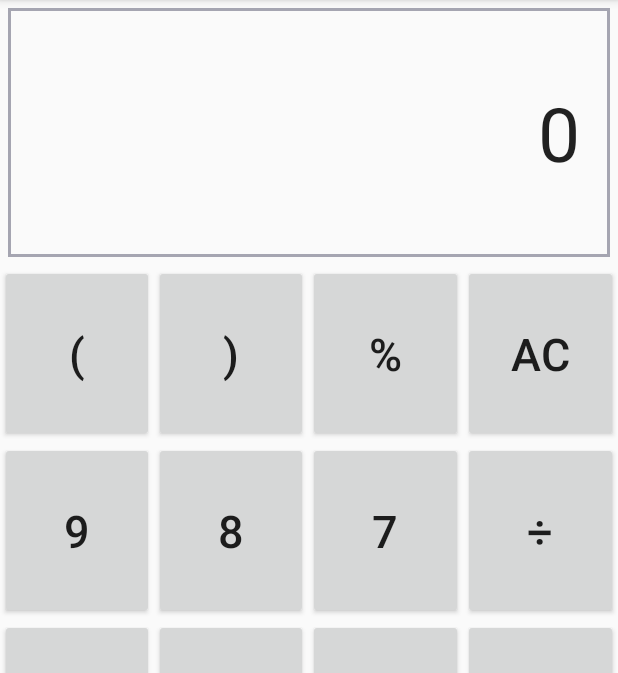
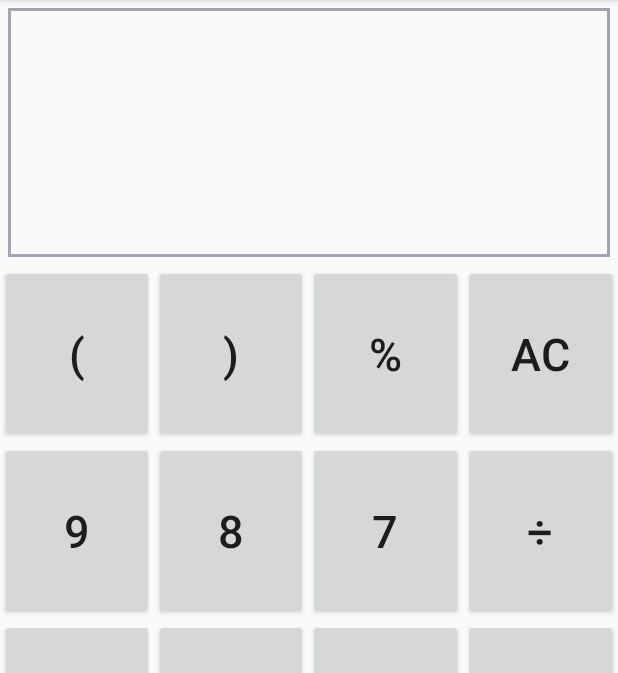
Before and after one commit to EndersonSalas/Tarea, an Android app: the screen it shows after launch (MainActivity), after a tap on an icon or button, on a phone screen of 412 x 824 dp, the part 84-757 px from its top. Run offline under Robolectric (Android 15) with nearby library versions, the phone set to English and light mode, and no system bars.

```diff
--- a/app/src/main/java/com/example/calculator/MainActivity.java
+++ b/app/src/main/java/com/example/calculator/MainActivity.java
@@ -4,6 +4,7 @@ import android.content.ComponentName;
 import android.content.Intent;
 import android.support.v7.app.AppCompatActivity;
 import android.os.Bundle;
+import android.view.KeyEvent;
 import android.view.View;
 import android.widget.Button;
 import android.widget.EditText;
@@ -16,6 +17,7 @@ public class MainActivity extends AppCompatActivity implements View.OnClickListe
     protected void onCreate(Bundle savedInstanceState) {
         super.onCreate(savedInstanceState);
         setContentView(R.layout.activity_main);
+        final EditText EDIT_TEXT = (EditText) findViewById(R.id.editText_Operation);
         Button btnOne = (Button) findViewById(R.id.button_one);
         Button btnTwo = (Button) findViewById(R.id.button_two);
         Button btnThree = (Button) findViewById(R.id.button_three);
@@ -58,10 +60,30 @@ public class MainActivity extends AppCompatActivity implements View.OnClickListe
         btnEquals.setOnClickListener(this);
         btnPorcent.setOnClickListener(this);
         btnDot.setOnClickListener(this);
+
+        EDIT_TEXT.setOnKeyListener(new View.OnKeyListener() {
+            public boolean onKey(View v, int keyCode, KeyEvent event) {
+                Intent intent = new Intent();
+                if ((event.getAction() == KeyEvent.ACTION_DOWN) &&
+                        (keyCode == KeyEvent.KEYCODE_ENTER)) {
+                    String message = "El resultado de la operación aritmetica " + EDIT_TEXT.getText() + " es: \n\n";
+                    String result = calculateOperation();
+                    intent.setClass(getApplicationContext(), ResultActivity.class);
+
+                    if (!result.isEmpty()) {
+                        message += result;
+                        intent.putExtra("RESULT_OPERATION", message);
+                        startActivity(intent);
+                    }
+                    return true;
+                }
+                return false;
+            }
+        });
     }
 
     private void writeOperation(String value) {
-        final EditText mEditText = (EditText) findViewById(R.id.editText_Operation);
+        EditText mEditText = (EditText) findViewById(R.id.editText_Operation);
         String operation = mEditText.getText().toString();
         operation += value;
         mEditText.setText(operation);
@@ -69,15 +91,15 @@ public class MainActivity extends AppCompatActivity implements View.OnClickListe
     }
 
     private String calculateOperation() {
-        final EditText mEditText = (EditText) findViewById(R.id.editText_Operation);
+        EditText mEditText = (EditText) findViewById(R.id.editText_Operation);
         String operation = mEditText.getText().toString();
         Double result = 0.0;
         String firstNumber = "";
         String secondNumber = "";
         String operador = "";
-        Boolean error=false;
-        int contOperatorTogether=0;
-        try{
+        Boolean error = false;
+        int contOperatorTogether = 0;
+        try {
             for (int i = 0; i < operation.length(); i++) {
                 if (i == 0) {
                     if (isNumber(operation.charAt(0) + "")) {
@@ -87,14 +109,15 @@ public class MainActivity extends AppCompatActivity implements View.OnClickListe
                             firstNumber += operation.charAt(0);
                         } else {
                             Toast.makeText(getApplicationContext(), "El primer caracter no es correcto", Toast.LENGTH_LONG).show();
-                        error=true;
+                            error = true;
                             break;
                         }
                     }
                 } else {
                     if ((!isNumber(operation.charAt(0) + "")) && !isNumber(operation.charAt(1) + "")) {
-                    Toast.makeText(getApplicationContext(), "No se permiten dos operadores al inicio de la operación", Toast.LENGTH_LONG).show();                        error=true;
-                    error=true;
+                        Toast.makeText(getApplicationContext(), "No se permiten dos operadores al inicio de la operación", Toast.LENGTH_LONG).show();
+                        error = true;
+                        error = true;
                         break;
                     }
                     if (operador.isEmpty()) {
@@ -107,7 +130,7 @@ public class MainActivity extends AppCompatActivity implements View.OnClickListe
                                     firstNumber += operation.charAt(i);
                                 else {
                                     Toast.makeText(getApplicationContext(), "El primer número debe poseer solo un punto para los decimales", Toast.LENGTH_LONG).show();
-                                error=true;
+                                    error = true;
                                     break;
                                 }
                             } else {
@@ -124,16 +147,16 @@ public class MainActivity extends AppCompatActivity implements View.OnClickListe
                                     secondNumber += operation.charAt(i);
                                 else {
                                     Toast.makeText(getApplicationContext(), "El segundo número debe poseer solo un punto para los decimales", Toast.LENGTH_LONG).show();
-                                error=true;
+                                    error = true;
                                     break;
                                 }
-                        }else{
+                            } else {
                                 contOperatorTogether++;
-                            if((!isNumber(operation.charAt(i-1)+"")&&!isNumber(operation.charAt(i)+""))&&(operation.charAt(i)=='-' )){
+                                if ((!isNumber(operation.charAt(i - 1) + "") && !isNumber(operation.charAt(i) + "")) && (operation.charAt(i) == '-')) {
                                     secondNumber += operation.charAt(i);
-                            }else{
+                                } else {
                                     Toast.makeText(getApplicationContext(), "La operación aritmetica es mal digitada", Toast.LENGTH_LONG).show();
-                                error=true;
+                                    error = true;
                                     break;
                                 }
                             }
@@ -142,40 +165,40 @@ public class MainActivity extends AppCompatActivity implements View.OnClickListe
                     }
                 }
             }
-        if(contOperatorTogether>1) {
+            if (contOperatorTogether > 1) {
                 Toast.makeText(getApplicationContext(), "La operación aritmetica es mal digitada", Toast.LENGTH_LONG).show();
-            error=true;
+                error = true;
             }
-        if(!error) {
+            if (!error) {
                 result = resultOperation(Double.parseDouble(firstNumber), Double.parseDouble(secondNumber), operador);
                 return result.toString();
-        }else{
+            } else {
                 return "";
             }
-        }catch (ArithmeticException ex){
+        } catch (ArithmeticException ex) {
             Toast.makeText(getApplicationContext(), "ERROR Aritmético, revisar operación", Toast.LENGTH_LONG).show();
             return "";
         }
     }
 
-    private double resultOperation(Double firstNumber, Double secondNumber, String operator){
-        double result=0;
+    private double resultOperation(Double firstNumber, Double secondNumber, String operator) {
+        double result = 0;
 
         switch (operator) {
             case "+":
-                result=firstNumber+secondNumber;
+                result = firstNumber + secondNumber;
                 break;
             case "-":
-                result=firstNumber-secondNumber;
+                result = firstNumber - secondNumber;
                 break;
             case "*":
-                result=firstNumber*secondNumber;
+                result = firstNumber * secondNumber;
                 break;
             case "/":
-                 if(secondNumber==0){
+                if (secondNumber == 0) {
                     throw new ArithmeticException();
                 }
-                 result=firstNumber/secondNumber;
+                result = firstNumber / secondNumber;
 
                 break;
             default:
@@ -197,8 +220,8 @@ public class MainActivity extends AppCompatActivity implements View.OnClickListe
 
     @Override
     public void onClick(View v) {
-        final EditText mEditText = (EditText) findViewById(R.id.editText_Operation);
-        Intent intent= new Intent();
+        EditText mEditText = (EditText) findViewById(R.id.editText_Operation);
+        Intent intent = new Intent();
         switch (v.getId()) {
 
             case R.id.button_one:
@@ -270,12 +293,12 @@ public class MainActivity extends AppCompatActivity implements View.OnClickListe
                 mEditText.setText("");
                 break;
             case R.id.button_equal:
-                String message="El resultado de la operación aritmetica " +mEditText.getText() +" es: \n\n";
-                String result=calculateOperation();
+                String message = "El resultado de la operación aritmetica " + mEditText.getText() + " es: \n\n";
+                String result = calculateOperation();
                 intent.setClass(getApplicationContext(), ResultActivity.class);
 
-                if(!result.isEmpty()){
-                    message+=result;
+                if (!result.isEmpty()) {
+                    message += result;
                     intent.putExtra("RESULT_OPERATION", message);
                     startActivity(intent);
                 }
--- a/app/src/main/res/layout/activity_main.xml
+++ b/app/src/main/res/layout/activity_main.xml
@@ -22,8 +22,9 @@
             android:gravity="center_vertical"
             android:paddingTop="0dp"
             android:paddingRight="20dp"
-            android:text="0"
+            android:text=""
             android:textAlignment="textEnd"
+            android:inputType="number"
             android:textSize="50dp"
             android:digits="1234567890.-+/*"/>
     </LinearLayout>
```
Lines whose indentation alone changed are shown as unchanged.
